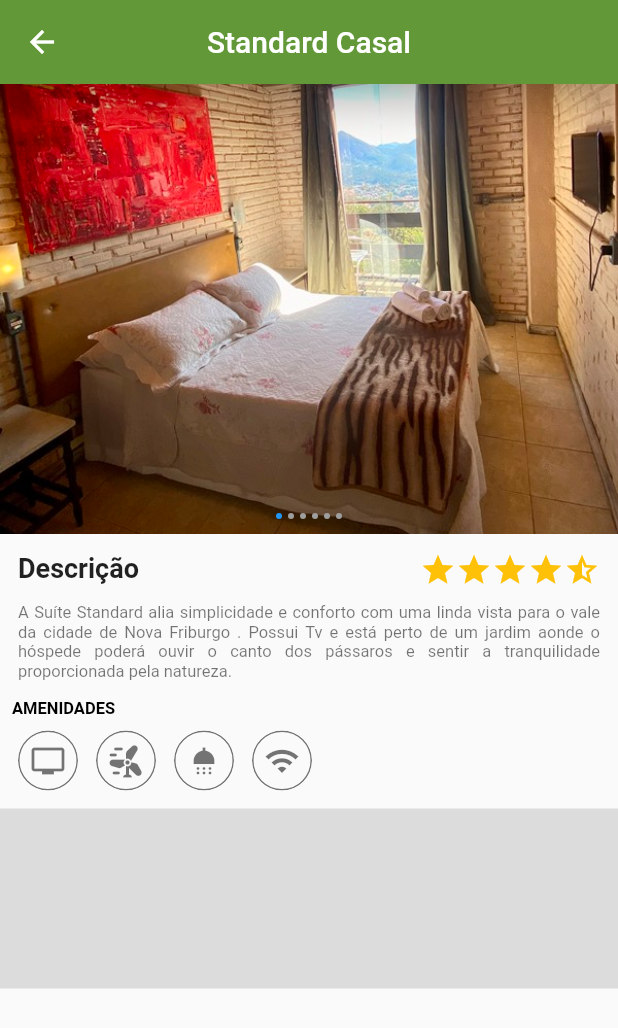
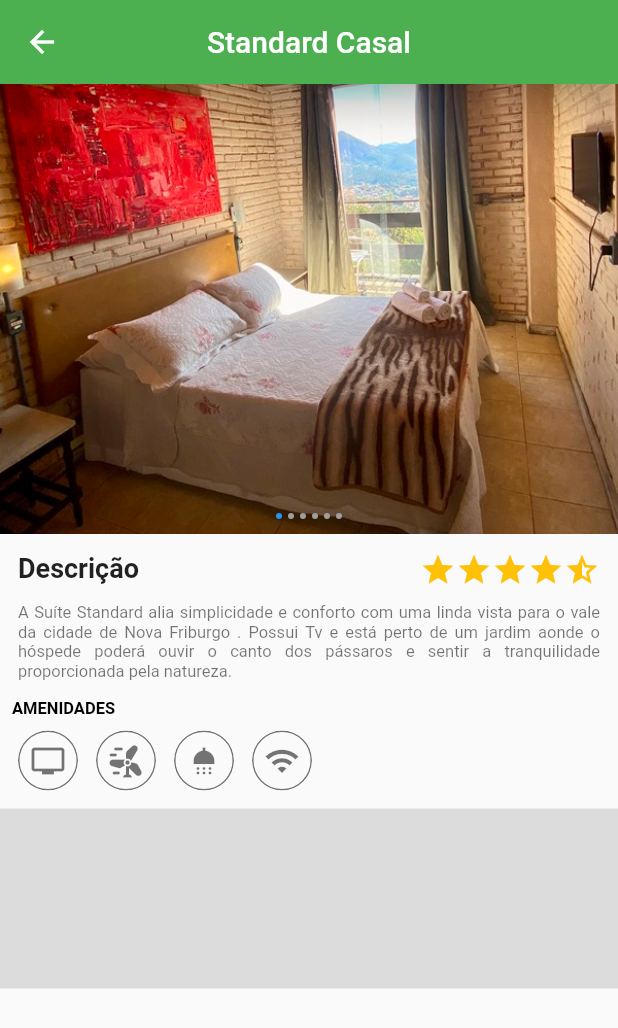
Before and after one commit to mattostiago/vdf, a Flutter app: the Acomodacoes screen opened directly, after a tap on "Standard Casal", on a phone screen of 412 x 824 dp. Shown: the top 1028 px of the screen. Run offline on Flutter 3.47's test engine with Material 2 defaults, Android fonts, the phone set to English and light mode, and no system bars; drawn by our look-alikes of flutter_image_slideshow; our stand-ins replace carousel_slider; statements that could not run were skipped.

Commit message:
Ajuste design

```diff
--- a/lib/source/screens/acomodacoes.dart
+++ b/lib/source/screens/acomodacoes.dart
@@ -7,6 +7,7 @@ import 'package:vdf/source/screens/acomodacoes/standard-casal.dart';
 import 'package:vdf/source/screens/acomodacoes/standard-plus.dart';
 import 'package:vdf/source/screens/acomodacoes/standard-superior-casal.dart';
 import 'package:vdf/source/screens/acomodacoes/standard-superior.dart';
+import 'package:vdf/source/utils/constants.dart';
 
 class Acomodacoes extends StatefulWidget {
   const Acomodacoes({super.key});
@@ -42,7 +43,7 @@ class _AcomodacoesState extends State<Acomodacoes> {
         ),
         centerTitle: true,
         elevation: 10,
-        backgroundColor: Color.fromARGB(255, 98, 152, 55),
+        backgroundColor: corPrimaria,
         //backgroundColor: Colors.cyan[900],
       ),
       //backgroundColor: corTerciaria,
@@ -62,8 +63,10 @@ class _AcomodacoesState extends State<Acomodacoes> {
         ),
       ),*/
       floatingActionButton: FloatingActionButton(
-          child: const Icon(Icons.calendar_today_rounded), onPressed: () {}),
-      floatingActionButtonLocation: FloatingActionButtonLocation.endFloat,
+        child: const Icon(Icons.whatsapp),
+        onPressed: () {},
+      ),
+      floatingActionButtonLocation: FloatingActionButtonLocation.centerDocked,
 
       body: Column(
         children: [
--- a/lib/source/screens/acomodacoes/standard-casal.dart
+++ b/lib/source/screens/acomodacoes/standard-casal.dart
@@ -1,5 +1,6 @@
 import 'package:flutter/material.dart';
 import 'package:flutter_image_slideshow/flutter_image_slideshow.dart';
+import 'package:vdf/source/utils/constants.dart';
 
 class StandardCasal extends StatefulWidget {
   StandardCasal({Key? key}) : super(key: key);
@@ -23,7 +24,7 @@ class _StandardCasalState extends State<StandardCasal> {
         ),
         centerTitle: true,
         elevation: 10,
-        backgroundColor: Color.fromARGB(255, 98, 152, 55),
+        backgroundColor: corPrimaria,
         //backgroundColor: Colors.cyan[900],
       ),
       body: Column(
```
